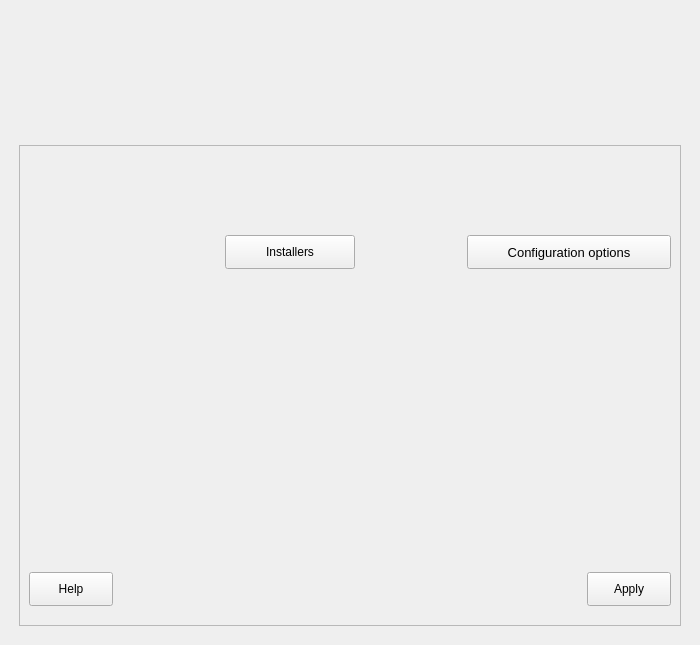
Before: the Qt Designer form lliurex-java-panel/python3-lliurexjavapanel/rsrc/mainWindow.ui in lliurex/lliurex-java-panel, drawn with Qt 5.
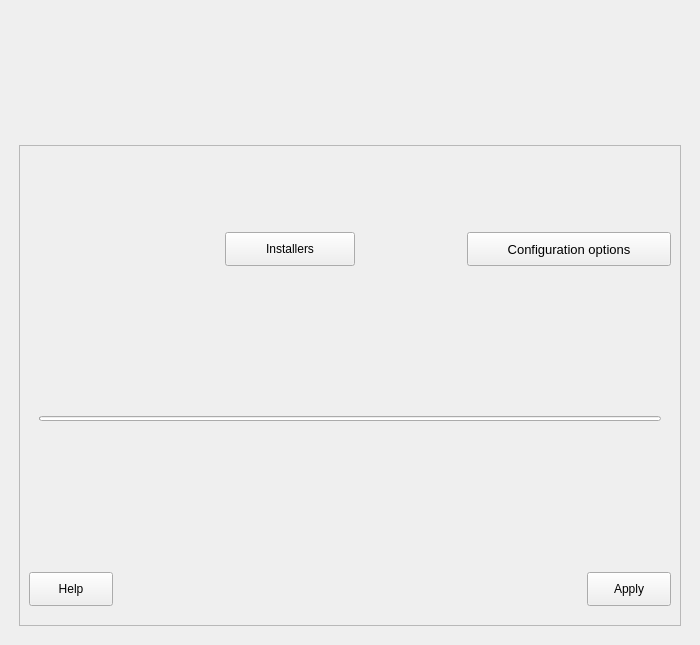
After: the same form once the commit is applied. Icons and pictures are not drawn.

Patch:
```diff
--- a/lliurex-java-panel/python3-lliurexjavapanel/rsrc/mainWindow.ui
+++ b/lliurex-java-panel/python3-lliurexjavapanel/rsrc/mainWindow.ui
@@ -299,6 +299,41 @@
             </item>
            </layout>
           </item>
+          <item>
+           <layout class="QHBoxLayout" name="horizontalLayout_3">
+            <property name="leftMargin">
+             <number>10</number>
+            </property>
+            <property name="rightMargin">
+             <number>10</number>
+            </property>
+            <item>
+             <widget class="QProgressBar" name="progressBar">
+              <property name="minimumSize">
+               <size>
+                <width>0</width>
+                <height>5</height>
+               </size>
+              </property>
+              <property name="maximumSize">
+               <size>
+                <width>16777215</width>
+                <height>5</height>
+               </size>
+              </property>
+              <property name="maximum">
+               <number>500</number>
+              </property>
+              <property name="value">
+               <number>0</number>
+              </property>
+              <property name="textVisible">
+               <bool>false</bool>
+              </property>
+             </widget>
+            </item>
+           </layout>
+          </item>
           <item>
            <layout class="QHBoxLayout" name="horizontalLayout" stretch="0,0">
             <property name="leftMargin">
```
